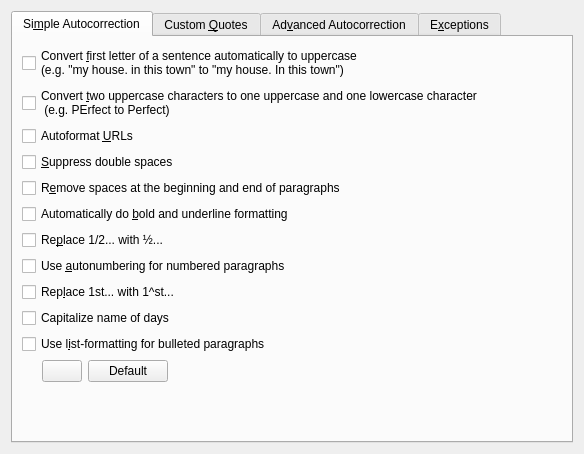
The window that plugins/autocorrection/AutocorrectConfig.ui (KDE/krita) describes before a commit, drawn with Qt 5.
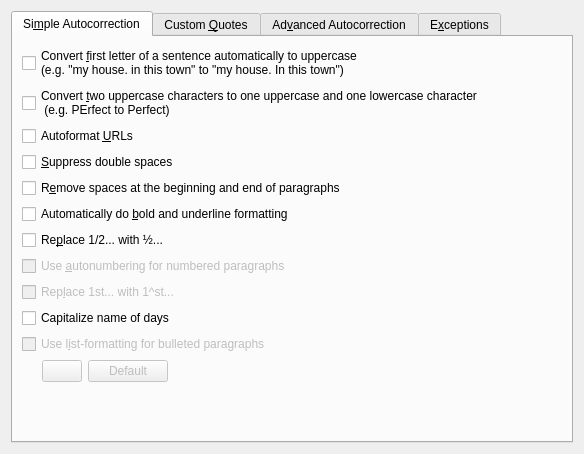
The same window after the commit. The open tabs and pages were chosen to show the change.

Commit message: Disabled configuration entries that have not been implemented. 3 more features to implement.

Patch:
```diff
--- a/plugins/autocorrection/AutocorrectConfig.ui
+++ b/plugins/autocorrection/AutocorrectConfig.ui
@@ -100,6 +100,9 @@
        </item>
        <item>
         <widget class="QCheckBox" name="useNumberStyle" >
+         <property name="enabled" >
+          <bool>false</bool>
+         </property>
          <property name="whatsThis" >
           <string>When typing '1)' or similar in front of a paragraph, automatically convert the paragraph to use that numbering style. This has the advantage that further paragraphs will also be numbered and the spacing is done correctly.</string>
          </property>
@@ -110,6 +113,9 @@
        </item>
        <item>
         <widget class="QCheckBox" name="autoSuperScript" >
+         <property name="enabled" >
+          <bool>false</bool>
+         </property>
          <property name="text" >
           <string>Rep&amp;lace 1st... with 1^st...</string>
          </property>
@@ -124,6 +130,9 @@
        </item>
        <item>
         <widget class="QCheckBox" name="useBulletStyle" >
+         <property name="enabled" >
+          <bool>false</bool>
+         </property>
          <property name="whatsThis" >
           <string>When typing '*' or '-' in front of a paragraph, automatically convert the paragraph to use that list-style. Using a list-style formatting means that a correct bullet is used to draw the list.</string>
          </property>
@@ -139,6 +148,9 @@
          </property>
          <item>
           <widget class="QPushButton" name="bulletStyle" >
+           <property name="enabled" >
+            <bool>false</bool>
+           </property>
            <property name="sizePolicy" >
             <sizepolicy vsizetype="Fixed" hsizetype="Fixed" >
              <horstretch>0</horstretch>
@@ -152,6 +164,9 @@
          </item>
          <item>
           <widget class="QPushButton" name="defaultBulletStyle" >
+           <property name="enabled" >
+            <bool>false</bool>
+           </property>
            <property name="sizePolicy" >
             <sizepolicy vsizetype="Fixed" hsizetype="Fixed" >
              <horstretch>0</horstretch>
```
Left out of the diff: 2 changed lines with no effect on the pictures.
